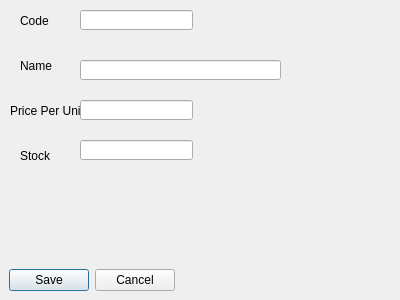
This is new_item.ui in iamvishal345/inventory_mgmt as Qt 5 draws it before an edit. The edited form follows.
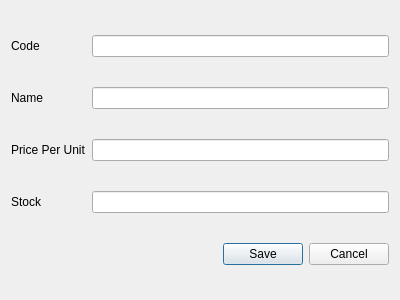
This is the edited form.

Patch:
```diff
--- a/new_item.ui
+++ b/new_item.ui
@@ -13,114 +13,58 @@
   <property name="windowTitle">
    <string>Dialog</string>
   </property>
-  <widget class="QDialogButtonBox" name="buttonBox">
-   <property name="geometry">
-    <rect>
-     <x>9</x>
-     <y>269</y>
-     <width>166</width>
-     <height>22</height>
-    </rect>
-   </property>
-   <property name="orientation">
-    <enum>Qt::Horizontal</enum>
-   </property>
-   <property name="standardButtons">
-    <set>QDialogButtonBox::Cancel|QDialogButtonBox::Save</set>
-   </property>
-  </widget>
+  <layout class="QGridLayout" name="gridLayout">
+   <item row="0" column="0">
   <widget class="QLabel" name="label">
-   <property name="geometry">
-    <rect>
-     <x>20</x>
-     <y>10</y>
-     <width>61</width>
-     <height>21</height>
-    </rect>
-   </property>
    <property name="text">
     <string>Code</string>
    </property>
   </widget>
+   </item>
+   <item row="0" column="1">
+    <widget class="QLineEdit" name="newi_code"/>
+   </item>
+   <item row="1" column="0">
   <widget class="QLabel" name="label_2">
-   <property name="geometry">
-    <rect>
-     <x>20</x>
-     <y>50</y>
-     <width>51</width>
-     <height>31</height>
-    </rect>
-   </property>
    <property name="text">
     <string>Name</string>
    </property>
   </widget>
+   </item>
+   <item row="1" column="1">
+    <widget class="QLineEdit" name="newi_name"/>
+   </item>
+   <item row="2" column="0">
   <widget class="QLabel" name="label_3">
-   <property name="geometry">
-    <rect>
-     <x>10</x>
-     <y>100</y>
-     <width>71</width>
-     <height>21</height>
-    </rect>
-   </property>
    <property name="text">
     <string>Price Per Unit</string>
    </property>
   </widget>
+   </item>
+   <item row="2" column="1">
+    <widget class="QLineEdit" name="newi_price"/>
+   </item>
+   <item row="3" column="0">
   <widget class="QLabel" name="label_4">
-   <property name="geometry">
-    <rect>
-     <x>20</x>
-     <y>145</y>
-     <width>51</width>
-     <height>21</height>
-    </rect>
-   </property>
    <property name="text">
     <string>Stock</string>
    </property>
   </widget>
-  <widget class="QLineEdit" name="newi_code">
-   <property name="geometry">
-    <rect>
-     <x>80</x>
-     <y>10</y>
-     <width>113</width>
-     <height>20</height>
-    </rect>
-   </property>
-  </widget>
-  <widget class="QLineEdit" name="newi_name">
-   <property name="geometry">
-    <rect>
-     <x>80</x>
-     <y>60</y>
-     <width>201</width>
-     <height>20</height>
-    </rect>
-   </property>
-  </widget>
-  <widget class="QLineEdit" name="newi_price">
-   <property name="geometry">
-    <rect>
-     <x>80</x>
-     <y>100</y>
-     <width>113</width>
-     <height>20</height>
-    </rect>
-   </property>
-  </widget>
-  <widget class="QLineEdit" name="newi_stock">
-   <property name="geometry">
-    <rect>
-     <x>80</x>
-     <y>140</y>
-     <width>113</width>
-     <height>20</height>
-    </rect>
-   </property>
-  </widget>
+   </item>
+   <item row="3" column="1">
+    <widget class="QLineEdit" name="newi_stock"/>
+   </item>
+   <item row="4" column="0" colspan="2">
+    <widget class="QDialogButtonBox" name="buttonBox">
+     <property name="orientation">
+      <enum>Qt::Horizontal</enum>
+     </property>
+     <property name="standardButtons">
+      <set>QDialogButtonBox::Cancel|QDialogButtonBox::Save</set>
+     </property>
+    </widget>
+   </item>
+  </layout>
  </widget>
  <resources/>
  <connections>
```
Lines whose indentation alone changed are shown as unchanged.
